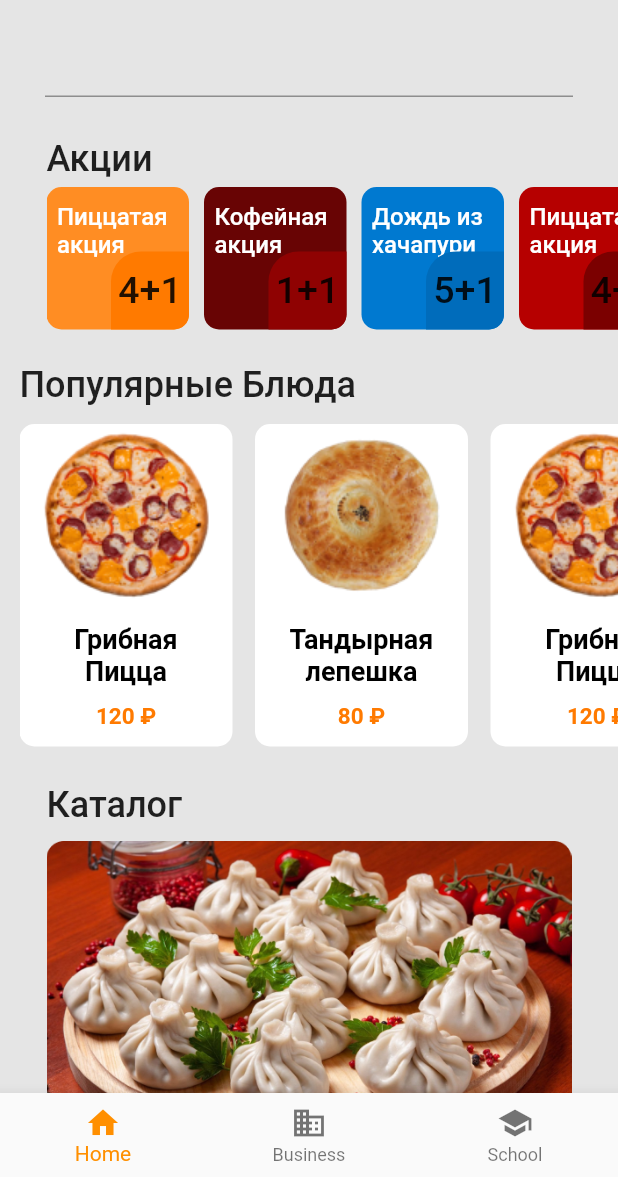
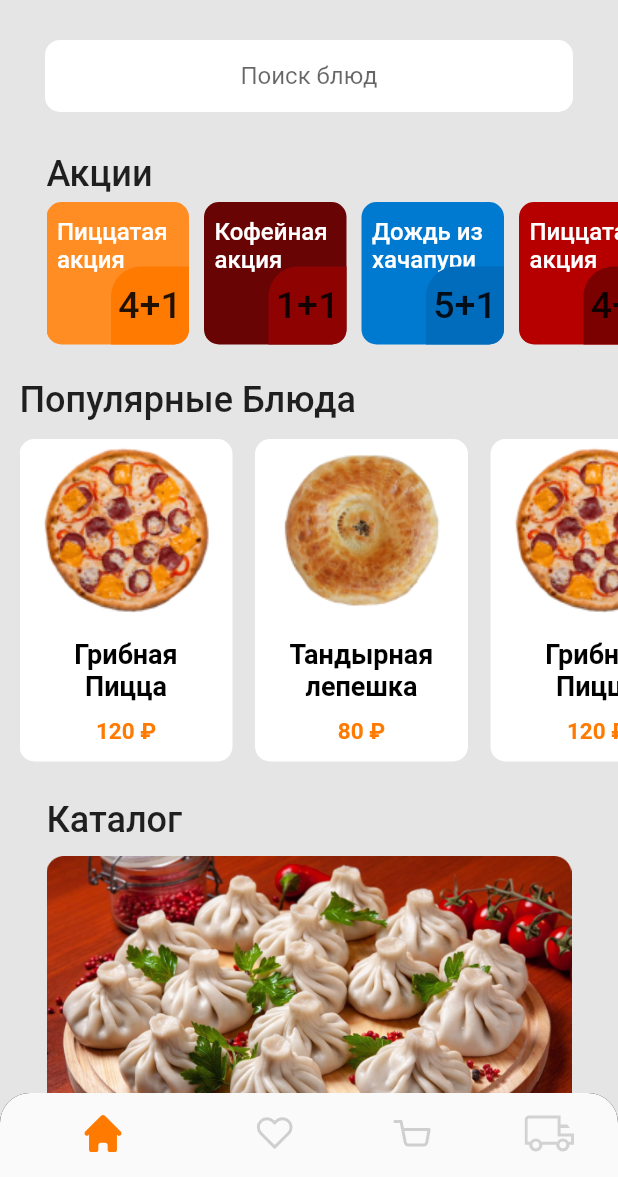
Before and after one commit to IceUnite/guga_screen, a Flutter app: the screen it shows after launch, on a phone screen of 412 x 824 dp, the part 59-1236 px from its top. Run offline on Flutter 3.47's test engine with Material 2 defaults, Android fonts, the phone set to English and light mode, and no system bars; our stand-ins replace flutter_riverpod, flutter_svg, freezed_annotation, riverpod; missing offline and left inert: dart:ffi.

Commit message:
Сделал UI для BottomNavigationBar

```diff
--- a/lib/app/app.dart
+++ b/lib/app/app.dart
@@ -21,8 +21,13 @@ class MyApp extends StatelessWidget {
         title: 'Flutter Demo',
         theme: ThemeData(
           primarySwatch: Colors.blue,
+          bottomNavigationBarTheme: const BottomNavigationBarThemeData(
+            backgroundColor: Colors.white,
+            selectedItemColor: Colors.orange,
+            unselectedItemColor: Colors.grey,
+          ),
+          )
         ),
-      ),
     );
   }
 }
--- a/lib/components/widgets/bottom_navigation_bar.dart
+++ b/lib/components/widgets/bottom_navigation_bar.dart
@@ -1,25 +1,51 @@
 import 'package:flutter/material.dart';
+import 'package:flutter_svg/flutter_svg.dart';
 
 GlobalNavigationBar() {
-  return BottomNavigationBar(
+  int selectedpage = 0;
+  return Container(
+    clipBehavior: Clip.antiAlias,
+    decoration: const BoxDecoration(
+      color: Colors.black,
+      borderRadius: BorderRadius.only(
+        topLeft: Radius.circular(20),
+        topRight: Radius.circular(20),
+      ),
+    ),
+    child: BottomNavigationBar(
+      showSelectedLabels: false,
+      showUnselectedLabels: false,
+      currentIndex: selectedpage,
       //TODO сделать навигацию и интерфейс
-    items:  const <BottomNavigationBarItem>[
+      items: <BottomNavigationBarItem>[
         BottomNavigationBarItem(
-        icon: Icon(Icons.home),
-        label: 'Home',
+          icon: selectedpage == 0
+              ? SvgPicture.asset('assets/icons/navigation_active0.svg')
+              : SvgPicture.asset('assets/icons/navigation0.svg'),
+          label: 'home',
         ),
         BottomNavigationBarItem(
-        icon: Icon(Icons.business),
-        label: 'Business',
+          icon: selectedpage == 1
+              ? SvgPicture.asset('assets/icons/navigation_active1.svg')
+              : SvgPicture.asset('assets/icons/navigation1.svg'),
+          label: 'home',
         ),
         BottomNavigationBarItem(
-        icon: Icon(Icons.school),
-        label: 'School',
+          icon: selectedpage == 2
+              ? SvgPicture.asset('assets/icons/navigation_active2.svg')
+              : SvgPicture.asset('assets/icons/navigation2.svg'),
+          label: 'home',
         ),
-
+        BottomNavigationBarItem(
+          icon: selectedpage == 3
+              ? SvgPicture.asset('assets/icons/navigation_active3.svg')
+              : SvgPicture.asset('assets/icons/navigation3.svg'),
+          label: 'home',
+        ),
       ],
       // currentIndex: _selectedIndex,
       selectedItemColor: Colors.amber[800],
       // onTap: _onItemTapped,
+    ),
   );
 }
--- a/lib/home_page/home_page_ui.dart
+++ b/lib/home_page/home_page_ui.dart
@@ -5,13 +5,10 @@ import 'package:guga_screen/home_page/widgets/catalog_product.dart';
 import 'package:guga_screen/home_page/widgets/home_page_appbar.dart';
 import 'package:guga_screen/home_page/widgets/popular_food.dart';
 import 'package:guga_screen/home_page/widgets/promotion_widget.dart';
-import 'package:guga_screen/product_page/product_page_ui.dart';
 import 'package:guga_screen/profile_page/manager.dart';
-
 import '../components/widgets/bottom_navigation_bar.dart';
 import 'data/catalog_product_data.dart';
 import 'data/home_page_promotion_data.dart';
-import 'manager.dart';
 
 class HomePage extends ConsumerStatefulWidget {
   const HomePage({Key? key}) : super(key: key);
@@ -23,7 +20,7 @@ class HomePage extends ConsumerStatefulWidget {
 class _HomePageState extends ConsumerState<HomePage> {
   @override
   Widget build(BuildContext context) {
-    final homeManager = ref.watch(homeManagerProvider);
+    // final homeManager = ref.watch(homeManagerProvider);
     final manager = ref.watch(profileManagerProvider);
     return Scaffold(
       backgroundColor: const Color(0xffE5E5E5),
@@ -33,11 +30,20 @@ class _HomePageState extends ConsumerState<HomePage> {
         child: Column(
           crossAxisAlignment: CrossAxisAlignment.start,
           children: [
+            const SizedBox(height: 10,),
             Center(
               child: Container(
+                decoration: BoxDecoration(
+                  borderRadius: BorderRadius.circular(10),
+                  color: Colors.white
+                ),
                   margin: const EdgeInsets.only(left: 30, right: 30),
                   child: const TextField(
-                    decoration: InputDecoration(),
+                    textAlign: TextAlign.center,
+                    decoration: InputDecoration(
+                      hintText: 'Поиск блюд',
+                      border: InputBorder.none
+                    ),
                   )),
             ),
             const SizedBox(
@@ -113,7 +119,7 @@ class _HomePageState extends ConsumerState<HomePage> {
               height: 10,
             ),
             ListView.builder(
-              physics: NeverScrollableScrollPhysics(),
+              physics: const NeverScrollableScrollPhysics(),
               shrinkWrap: true,
               scrollDirection: Axis.vertical,
               itemCount: catalogProductData.length,
--- a/lib/home_page/manager.dart
+++ b/lib/home_page/manager.dart
@@ -24,7 +24,7 @@ class HomeManager {
   void openProductSectionPage() => navigationManager.openProductSectionPage();
   void changeCurrentIndex(int value){
     homePageStateHolder.setCatalogIndex(value);
-    print(homePageStateHolder.catalogIndex);
+    // print(homePageStateHolder.catalogIndex);
   }
 
 
--- a/lib/product_section_page/models/product_section_page_state.dart
+++ b/lib/product_section_page/models/product_section_page_state.dart
@@ -32,8 +32,10 @@ class ProductSectionPageStateHolder
               List.filled(10000, false),
               List.filled(10000, false),
               List.filled(10000, false),
+              List.filled(10000, false),
             ],
             isBasket: [
+              List.filled(10000, false),
               List.filled(10000, false),
               List.filled(10000, false),
               List.filled(10000, false),
```
Also changed, not shown: lib/product_section_page/manager.dart (+4 -3 lines), lib/product_section_page/product_section_page_ui.dart (+7 -4 lines), lib/product_section_page/widgets/product_widget.dart (+7 -8 lines), assets/icons/navigation0.svg (added), assets/icons/navigation1.svg (added), assets/icons/navigation2.svg (added), assets/icons/navigation3.svg (added), assets/icons/navigation_active0.svg (added), assets/icons/navigation_active1.svg (added), assets/icons/navigation_active2.svg (added), assets/icons/navigation_active3.svg (added). Lines whose indentation alone changed are shown as unchanged.
